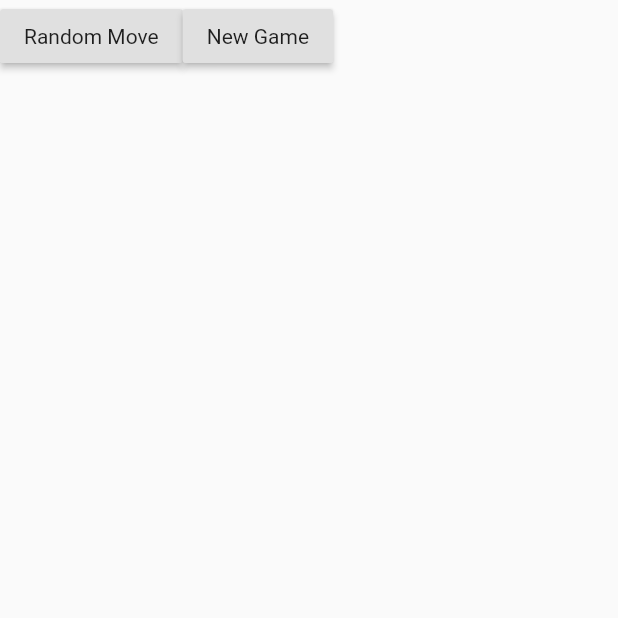
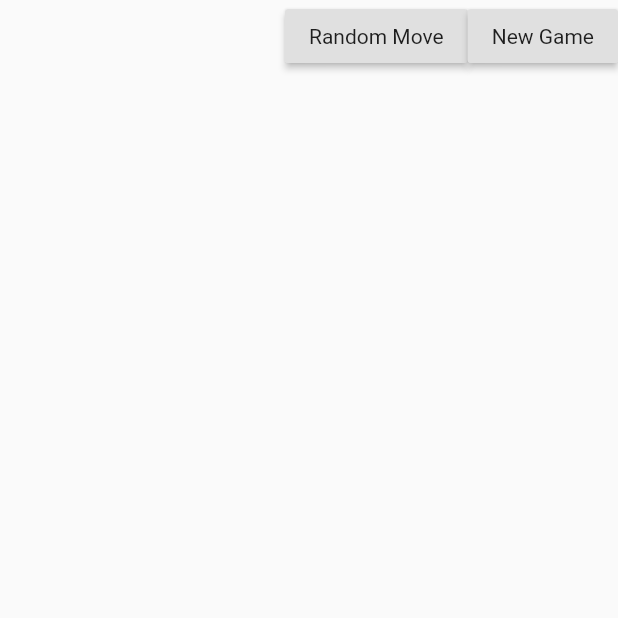
Before and after one commit to budius/flutter_chess, a Flutter app: the screen it shows after launch, after a tap on "Random Move", on a phone screen of 412 x 824 dp, the top half of it. Run offline on Flutter 3.47's test engine with Material 2 defaults, Android fonts, the phone set to English and light mode, and no system bars; our stand-ins replace rxdart, shared_preferences; missing offline and left inert: chess, chess_vectors_flutter, shared_preferences_web.

Commit message:
Organized the game menu, removed the weird game state

```diff
--- a/lib/game_bloc.dart
+++ b/lib/game_bloc.dart
@@ -3,7 +3,7 @@ import 'dart:async';
 import 'package:chess/chess.dart';
 import 'package:flutter/cupertino.dart';
 import 'package:flutter_chess/chess_board_model.dart';
-import 'package:flutter_chess/main.dart';
+import 'package:flutter_chess/save_game.dart';
 import 'package:rxdart/rxdart.dart';
 
 class GameBloc {
@@ -12,27 +12,29 @@ class GameBloc {
 
   Stream<List<ChessBoardModel>> get board => _board.stream;
 
-  Future<Chess> _chess() async {
-    return await gameState.chess;
-  }
+  Completer<void> _loadCompleter = Completer();
 
-  Timer _timer;
+  Chess _chess;
 
   int selectedIndex = -1;
 
-  bool _random = false;
+  GameBloc() {
+    _init();
+  }
 
-  GameBloc() {
-    //_printMoves();
+  void _awaitIsLoaded() async {
+    await _loadCompleter.future;
+  }
+
+  void _init() async {
+    _chess = await SaveGame.load();
+    _loadCompleter.complete();
     _updateBoard();
-    if (_random) {
-      _timer =
-          Timer.periodic(Duration(seconds: 1), (Timer timer) => {randomMove()});
-    }
   }
 
   void _printMoves() async {
-    var moves = (await _chess()).moves({"asObjects": true});
+    _awaitIsLoaded();
+    var moves = _chess.moves({"asObjects": true});
 
     moves.forEach((move) {
       debugPrint("Type: ${move.runtimeType} - $move");
@@ -40,8 +42,7 @@ class GameBloc {
   }
 
   void onTap(ChessBoardModel selected) async {
-    Chess chess = await _chess();
-    if (selected.piece != null && selected.piece.color == chess.turn) {
+    if (selected.piece != null && selected.piece.color == _chess.turn) {
       if (selectedIndex == selected.index) {
         // remove selection
         selectedIndex = -1;
@@ -52,10 +53,10 @@ class GameBloc {
     } else if (selectedIndex != -1) {
       //move
       Move requestedMove =
-          chess.build_move(chess.board, selectedIndex, selected.index, 0);
-      if (chess.isLegalMove(requestedMove)) {
-        chess.move(requestedMove);
-        await gameState.save();
+          _chess.build_move(_chess.board, selectedIndex, selected.index, 0);
+      if (_chess.isLegalMove(requestedMove)) {
+        _chess.move(requestedMove);
+        await SaveGame.save(_chess);
       }
       selectedIndex = -1;
     }
@@ -63,31 +64,28 @@ class GameBloc {
   }
 
   void randomMove() async {
-    Chess chess = await _chess();
-    if (chess.game_over) {
-      _timer.cancel();
-      _timer = null;
-      return;
-    }
-
-    var moves = chess.moves();
+    _awaitIsLoaded();
+    var moves = _chess.moves();
     moves.shuffle();
     var move = moves[0];
-    chess.move(move);
-    await gameState.save();
+    _chess.move(move);
+    await SaveGame.save(_chess);
     _updateBoard();
   }
 
   void restartGame() async {
-    await gameState.restartGame();
+    _awaitIsLoaded();
+    await SaveGame.delete();
+    _chess = Chess();
     _updateBoard();
   }
 
   void _updateBoard() async {
+    _awaitIsLoaded();
     // https://github.com/davecom/chess.dart/issues/13
     // https://github.com/jhlywa/chess.js/issues/37
     // https://en.wikipedia.org/wiki/Board_representation_(computer_chess)#0x88_method
-    List<Piece> input = (await _chess()).board;
+    List<Piece> input = _chess.board;
     List<ChessBoardModel> output = List();
     int i = 0;
     bool isDarkBackground = false;
@@ -105,8 +103,6 @@ class GameBloc {
   }
 
   void onDispose() {
-    _timer?.cancel();
-    _timer = null;
     _board.close();
   }
 }
--- /dev/null
+++ b/lib/game_menu.dart
@@ -0,0 +1,63 @@
+import 'package:flutter/material.dart';
+import 'package:flutter/widgets.dart';
+import 'package:flutter_chess/game_bloc.dart';
+import 'package:provider/provider.dart';
+
+class GameMenu extends StatelessWidget {
+  final MenuAlignment alignment;
+
+  const GameMenu({Key key, @required this.alignment}) : super(key: key);
+
+  @override
+  Widget build(BuildContext context) {
+    GameBloc gameBloc = Provider.of(context);
+    switch (alignment) {
+      case MenuAlignment.horizontal:
+        return _horizontal(gameBloc);
+      case MenuAlignment.vertical:
+        return _vertical(gameBloc);
+    }
+    return null;
+  }
+
+  Widget _vertical(GameBloc gameBloc) {
+    return Column(
+      children: <Widget>[
+        RaisedButton(
+          onPressed: () {
+            gameBloc.randomMove();
+          },
+          child: Text("Random Move"),
+        ),
+        RaisedButton(
+          onPressed: () {
+            gameBloc.restartGame();
+          },
+          child: Text("New Game"),
+        )
+      ],
+    );
+  }
+
+  Widget _horizontal(GameBloc gameBloc) {
+    return Row(
+      mainAxisAlignment: MainAxisAlignment.end,
+      children: <Widget>[
+        RaisedButton(
+          onPressed: () {
+            gameBloc.randomMove();
+          },
+          child: Text("Random Move"),
+        ),
+        RaisedButton(
+          onPressed: () {
+            gameBloc.restartGame();
+          },
+          child: Text("New Game"),
+        ),
+      ],
+    );
+  }
+}
+
+enum MenuAlignment { horizontal, vertical }
--- a/lib/game_state.dart
+++ /dev/null
@@ -1,44 +0,0 @@
-import 'dart:async';
-
-import 'package:chess/chess.dart';
-import 'package:shared_preferences/shared_preferences.dart';
-
-const String KEY_FEN_STATE = "_chess_state_";
-
-class GameState {
-  SharedPreferences _prefs;
-  Completer<void> _loadingComplete = Completer();
-  Chess _chess;
-
-  Future<Chess> get chess async {
-    await _loadingComplete.future;
-    return _chess;
-  }
-
-  GameState() {
-    _init();
-  }
-
-  void _init() async {
-    _prefs = await SharedPreferences.getInstance();
-    if (_prefs.containsKey(KEY_FEN_STATE)) {
-      String fen = _prefs.getString(KEY_FEN_STATE);
-      _chess = Chess.fromFEN(fen);
-    } else {
-      _chess = Chess();
-    }
-    _loadingComplete.complete();
-  }
-
-  Future<void> save() async {
-    await _loadingComplete.future;
-    String fen = _chess.fen;
-    await _prefs.setString(KEY_FEN_STATE, fen);
-  }
-
-  Future<void> restartGame() async {
-    await _loadingComplete.future;
-    await _prefs.remove(KEY_FEN_STATE);
-    _chess = Chess();
-  }
-}
--- a/lib/main.dart
+++ b/lib/main.dart
@@ -1,12 +1,10 @@
 import 'package:flutter/material.dart';
 import 'package:flutter_chess/game_bloc.dart';
-import 'package:flutter_chess/game_state.dart';
+import 'package:flutter_chess/game_menu.dart';
 import 'package:flutter_chess/widget_chess_board.dart';
 import 'package:provider/provider.dart';
 
 void main() => runApp(MyApp());
-
-GameState gameState = GameState();
 
 class MyApp extends StatelessWidget {
   // This widget is the root of your application.
@@ -24,54 +22,32 @@ class MyApp extends StatelessWidget {
                 dispose: (context, GameBloc value) => value.onDispose(),
                 child: LayoutBuilder(builder: (context, constraints) {
                   if (constraints.maxWidth > constraints.maxHeight) {
-                    return Row(
-                      children: <Widget>[
-                        WidgetChessBoard(),
-                        Column(
-                          children: <Widget>[
-                            RaisedButton(
-                              onPressed: () {
-                                GameBloc gameBloc = Provider.of(context);
-                                gameBloc.randomMove();
-                              },
-                              child: Text("Random Move"),
-                            ),
-                            RaisedButton(
-                              onPressed: () {
-                                GameBloc gameBloc = Provider.of(context);
-                                gameBloc.restartGame();
-                              },
-                              child: Text("New Game"),
-                            )
-                          ],
-                        )
-                      ],
-                    );
+                    return buildHorizontal(context);
                   } else {
-                    return Column(
-                      children: <Widget>[
-                        Row(
-                          children: <Widget>[
-                            RaisedButton(
-                              onPressed: () {
-                                GameBloc gameBloc = Provider.of(context);
-                                gameBloc.randomMove();
-                              },
-                              child: Text("Random Move"),
-                            ),
-                            RaisedButton(
-                              onPressed: () {
-                                GameBloc gameBloc = Provider.of(context);
-                                gameBloc.restartGame();
-                              },
-                              child: Text("New Game"),
-                            ),
-                          ],
-                        ),
-                        WidgetChessBoard()
-                      ],
-                    );
+                    return buildVertical(context);
                   }
                 }))));
   }
+
+  Widget buildHorizontal(BuildContext context) {
+    return Row(
+      children: <Widget>[
+        WidgetChessBoard(),
+        GameMenu(
+          alignment: MenuAlignment.vertical,
+        ),
+      ],
+    );
+  }
+
+  Widget buildVertical(BuildContext context) {
+    return Column(
+      children: <Widget>[
+        GameMenu(
+          alignment: MenuAlignment.horizontal,
+        ),
+        WidgetChessBoard(),
+      ],
+    );
+  }
 }
--- /dev/null
+++ b/lib/save_game.dart
@@ -0,0 +1,26 @@
+import 'package:chess/chess.dart';
+import 'package:shared_preferences/shared_preferences.dart';
+
+const String KEY_FEN_STATE = "_chess_state_";
+
+class SaveGame {
+  static Future<Chess> load() async {
+    SharedPreferences prefs = await SharedPreferences.getInstance();
+    if (prefs.containsKey(KEY_FEN_STATE)) {
+      String fen = prefs.getString(KEY_FEN_STATE);
+      return Chess.fromFEN(fen);
+    } else {
+      return Chess();
+    }
+  }
+
+  static Future<bool> delete() async {
+    SharedPreferences prefs = await SharedPreferences.getInstance();
+    return prefs.remove(KEY_FEN_STATE);
+  }
+
+  static Future<void> save(Chess chess) async {
+    SharedPreferences prefs = await SharedPreferences.getInstance();
+    await prefs.setString(KEY_FEN_STATE, chess.fen);
+  }
+}
```
Also changed, not shown: lib/widget_chess_board.dart (+10 -11 lines).
